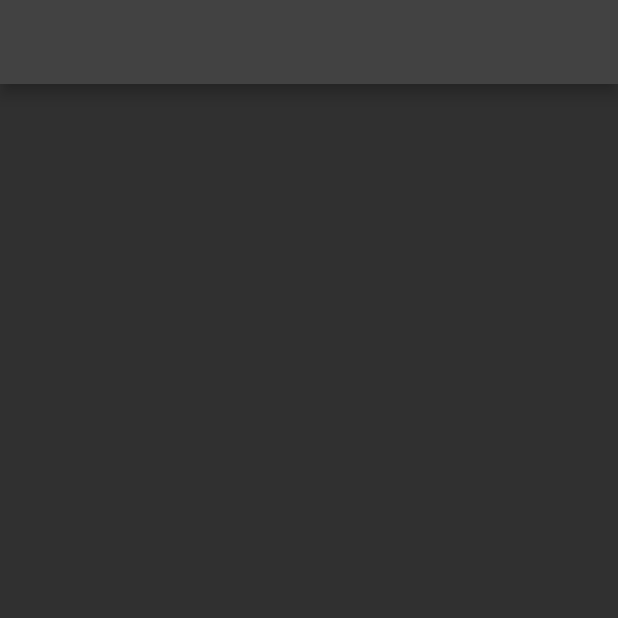
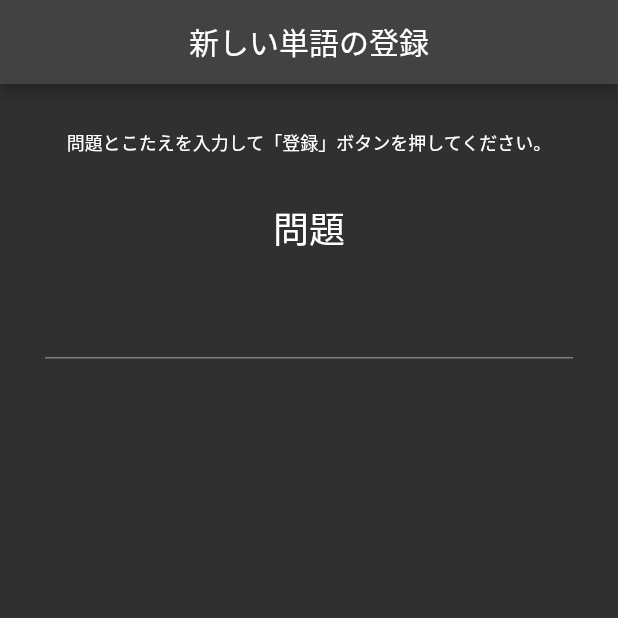
Before and after one commit to mikippi2426/my_own_frushcards, a Flutter app: the EditScreen screen opened directly, on a phone screen of 412 x 824 dp, the top half of it. Run offline on Flutter 3.47's test engine with Material 2 defaults, Android fonts, the phone set to English and light mode, and no system bars.

Commit message:
問題入力部分

```diff
--- a/lib/screens/edit_screen.dart
+++ b/lib/screens/edit_screen.dart
@@ -8,11 +8,49 @@ class EditScreen extends StatefulWidget {
 }
 
 class _EditScreenState extends State<EditScreen> {
+
+  var questionController = TextEditingController();
+
   @override
   Widget build(BuildContext context) {
     return Scaffold(
-      appBar: AppBar(),
-      body: Center(),
+      appBar: AppBar(
+        title: Text("新しい単語の登録"),
+        centerTitle: true,
+      ),
+      body: Column(
+        children:<Widget>[
+          SizedBox(height: 30.0,),
+          Center(
+            child: Text(
+              "問題とこたえを入力して「登録」ボタンを押してください。",
+              style:TextStyle(fontSize: 12.0),
+            ),
+          ),
+          SizedBox(height: 30.0,),
+          //問題入力ボタン
+          _questionIconPart(),
+          //TODO こたえ入力画面
+        ],
+      ),
     );
   }
+
+ Widget _questionIconPart() {
+    return Padding(
+      padding: const EdgeInsets.symmetric(horizontal: 30.0),
+      child: Column(
+        children: [
+          Text("問題",style:  TextStyle(fontSize: 24.0),),
+          SizedBox(height: 10.0,),
+          TextField(
+            controller: questionController,
+            keyboardType: TextInputType.text,
+            textAlign: TextAlign.center,
+            style: TextStyle(fontSize: 30.0),
+          )
+        ],
+      ),
+    );
+ }
 }
```
